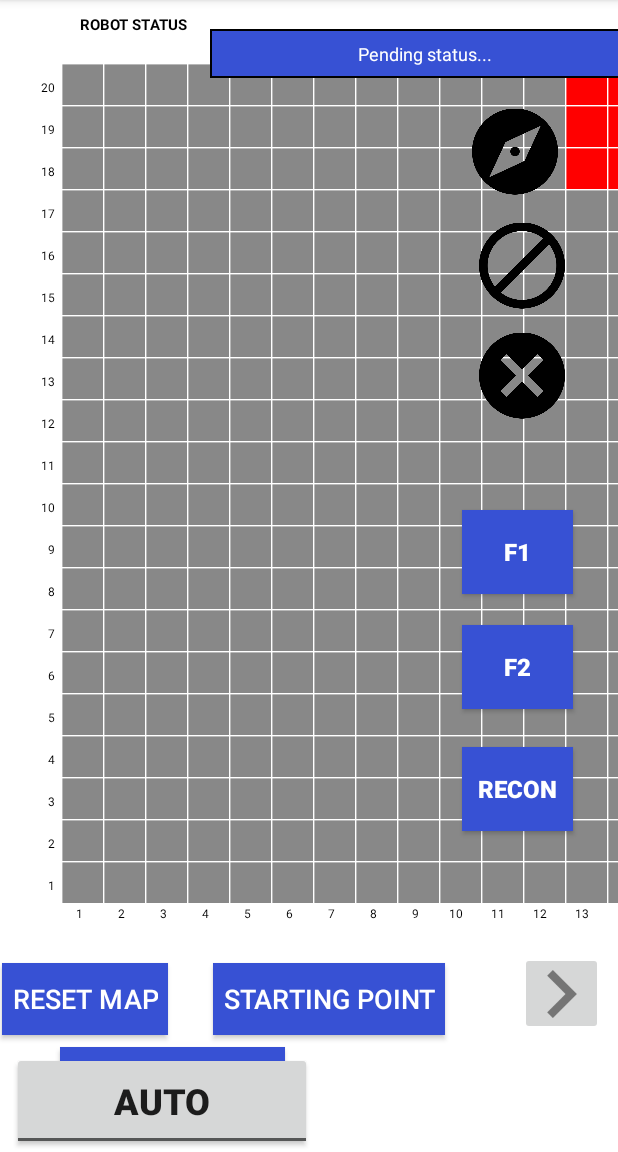
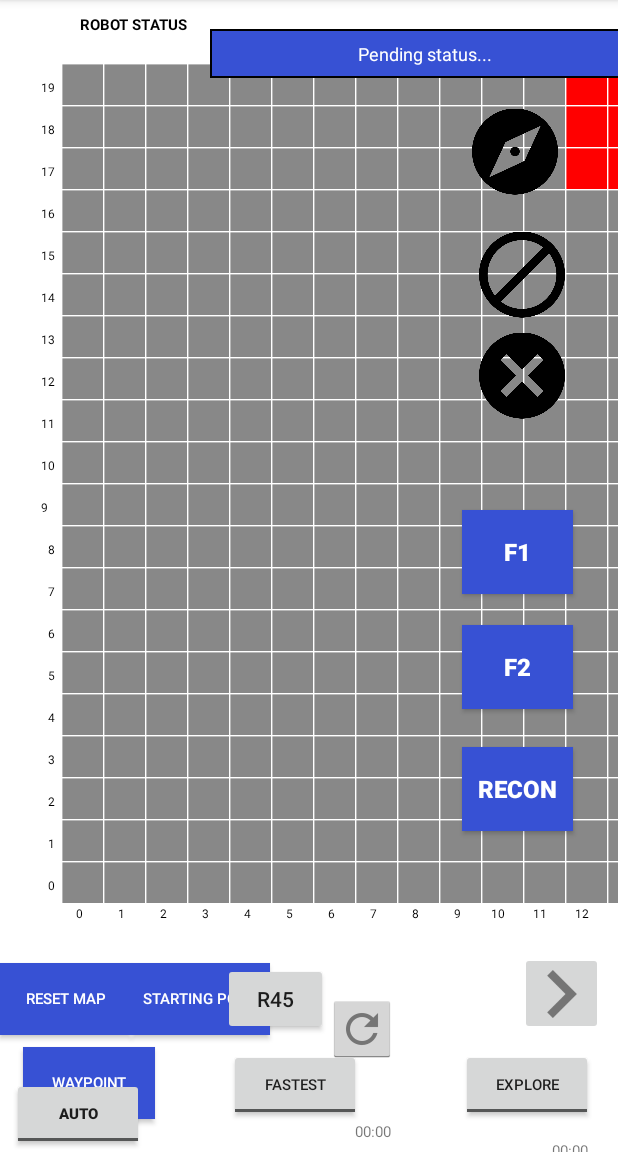
Before and after one commit to GuangWeiNgoh/MDP_11, an Android app: the screen it shows after launch (MainActivity), on a phone screen of 412 x 824 dp, the part 84-1236 px from its top. Run offline under Robolectric (Android 15) with nearby library versions, the phone set to English and light mode, and no system bars.

Commit message:
final without ui

```diff
--- a/app/src/main/res/layout/activity_main.xml
+++ b/app/src/main/res/layout/activity_main.xml
@@ -40,33 +40,41 @@
         app:layout_constraintTop_toTopOf="@+id/toolbar"
         tools:ignore="MissingConstraints" />
     <!--  wrap_content  -->
+    <!--  120 x 45  -->
+    <!--  45 x 45  -->
+
     <TextView
         android:id="@+id/exploreTimeTextView"
+        android:layout_width="77dp"
+        android:layout_height="52dp"
+        android:layout_marginTop="118dp"
+        android:text="@string/default_time"
+        android:textSize="10sp"
+        app:layout_constraintBottom_toBottomOf="parent"
+        app:layout_constraintEnd_toStartOf="@+id/turnLeftImageBtn"
+        app:layout_constraintHorizontal_bias="0.826"
+        app:layout_constraintStart_toEndOf="@+id/fastestTimeTextView"
+        app:layout_constraintTop_toBottomOf="@+id/mapView"
+        app:layout_constraintVertical_bias="0.0" />
+
+    <ToggleButton
+        android:id="@+id/exploreToggleBtn"
         android:layout_width="wrap_content"
         android:layout_height="wrap_content"
-        android:layout_marginStart="8dp"
-        android:layout_marginEnd="8dp"
-        android:text="@string/default_time"
-        android:textSize="26sp"
-        android:visibility="gone"
-        app:layout_constraintEnd_toEndOf="parent"
-        app:layout_constraintStart_toEndOf="@+id/mapView"
-        app:layout_constraintTop_toBottomOf="@+id/exploreTextView" />
-    <!--  120 x 45  -->
-    <ToggleButton
-        android:id="@+id/exploreToggleBtn"
-        android:layout_width="120dp"
-        android:layout_height="45dp"
-        android:layout_marginStart="8dp"
+        android:layout_marginTop="57dp"
         android:gravity="center_vertical"
         android:textAlignment="center"
         android:textOff="@string/explore_button"
+
         android:textOn="STOP"
-        android:textSize="16sp"
-        android:visibility="gone"
-        app:layout_constraintStart_toEndOf="@+id/mapView"
-        app:layout_constraintTop_toBottomOf="@+id/exploreTimeTextView" />
-    <!--  45 x 45  -->
+        android:textSize="10sp"
+        app:layout_constraintBottom_toBottomOf="parent"
+        app:layout_constraintEnd_toStartOf="@+id/turnLeftImageBtn"
+        app:layout_constraintHorizontal_bias="0.496"
+        app:layout_constraintStart_toEndOf="@+id/fastestToggleBtn"
+        app:layout_constraintTop_toBottomOf="@+id/mapView"
+        app:layout_constraintVertical_bias="0.0" />
+
     <ImageButton
         android:id="@+id/exploreResetImageBtn"
         style="@android:style/Widget.Holo.Light.ImageButton"
@@ -78,6 +86,22 @@
         app:layout_constraintTop_toBottomOf="@+id/exploreTimeTextView"
         app:srcCompat="@drawable/ic_refresh" />
     <!--  wrap_content  -->
+
+    <ImageButton
+        android:id="@+id/calibrationBtn"
+        style="@android:style/Widget.Holo.Light.ImageButton"
+        android:layout_width="45dp"
+        android:layout_height="45dp"
+        android:layout_marginTop="21dp"
+        android:layout_marginEnd="148dp"
+        android:layout_marginBottom="52dp"
+        app:layout_constraintBottom_toTopOf="@+id/exploreTimeTextView"
+        app:layout_constraintEnd_toEndOf="parent"
+        app:layout_constraintHorizontal_bias="1.0"
+        app:layout_constraintStart_toEndOf="@+id/setStartPointToggleBtn"
+        app:layout_constraintTop_toBottomOf="@+id/mapView"
+        app:srcCompat="@drawable/ic_refresh" />
+
     <TextView
         android:id="@+id/fastestTextView"
         android:layout_width="wrap_content"
@@ -92,33 +116,39 @@
         app:layout_constraintStart_toEndOf="@+id/mapView"
         app:layout_constraintTop_toBottomOf="@+id/exploreToggleBtn" />
     <!--  wrap_content  -->
+    <!--  120 x 45  -->
+    <!--  45 x 45  -->
+
     <TextView
         android:id="@+id/fastestTimeTextView"
+        android:layout_width="48dp"
+        android:layout_height="56dp"
+        android:layout_marginStart="59dp"
+        android:text="@string/default_time"
+        android:textSize="10sp"
+        app:layout_constraintBottom_toBottomOf="parent"
+        app:layout_constraintEnd_toStartOf="@+id/moveBackwardImageBtn"
+        app:layout_constraintHorizontal_bias="0.292"
+        app:layout_constraintStart_toEndOf="@+id/manualAutoToggleBtn"
+        app:layout_constraintTop_toBottomOf="@+id/fastestToggleBtn"
+        app:layout_constraintVertical_bias="0.0" />
+
+    <ToggleButton
+        android:id="@+id/fastestToggleBtn"
         android:layout_width="wrap_content"
         android:layout_height="wrap_content"
-        android:layout_marginStart="8dp"
-        android:layout_marginEnd="8dp"
-        android:text="@string/default_time"
-        android:textSize="26sp"
-        android:visibility="gone"
-        app:layout_constraintEnd_toEndOf="parent"
-        app:layout_constraintStart_toEndOf="@+id/mapView"
-        app:layout_constraintTop_toBottomOf="@+id/fastestTextView" />
-    <!--  120 x 45  -->
-    <ToggleButton
-        android:id="@+id/fastestToggleBtn"
-        android:layout_width="120dp"
-        android:layout_height="45dp"
-        android:layout_marginStart="8dp"
+        android:layout_marginStart="49dp"
+        android:layout_marginTop="9dp"
         android:gravity="center_vertical"
         android:textAlignment="center"
         android:textOff="@string/fastest_button"
         android:textOn="STOP"
-        android:textSize="16sp"
-        android:visibility="gone"
-        app:layout_constraintStart_toEndOf="@+id/mapView"
-        app:layout_constraintTop_toBottomOf="@+id/fastestTimeTextView" />
-    <!--  45 x 45  -->
+        android:textSize="10sp"
+        app:layout_constraintEnd_toStartOf="@+id/turnLeftImageBtn"
+        app:layout_constraintHorizontal_bias="0.0"
+        app:layout_constraintStart_toEndOf="@+id/setWaypointToggleBtn"
+        app:layout_constraintTop_toBottomOf="@+id/setStartPointToggleBtn" />
+
     <ImageButton
         android:id="@+id/fastestResetImageBtn"
         style="@android:style/Widget.Holo.Light.ImageButton"
@@ -139,8 +169,8 @@
         android:layout_marginEnd="24dp"
         android:layout_marginBottom="15dp"
         android:text="@string/robot_status_title"
+        android:textAlignment="center"
         android:textColor="@color/colorBlack"
-        android:textAlignment="center"
         android:textSize="10dp"
         android:textStyle="bold"
         app:layout_constraintBottom_toTopOf="@+id/mapView"
@@ -157,8 +187,8 @@
         android:layout_height="wrap_content"
         android:layout_marginStart="140dp"
         android:layout_marginTop="75dp"
+        android:background="@drawable/border"
         android:padding="8dp"
-        android:background="@drawable/border"
         android:scrollbars="vertical"
         android:text="Pending status..."
         android:textAlignment="center"
@@ -185,6 +215,9 @@
         app:layout_constraintTop_toTopOf="@+id/turnRightImageBtn" />
     <!--  wrap_content  -->
     <!--  210 x wrap_content  -->
+
+    <!--  150 x wrap_content  -->
+
     <Button
         android:id="@+id/resetMapBtn"
         android:layout_width="wrap_content"
@@ -196,13 +229,13 @@
         android:text="@string/reset_map_button"
         android:textAlignment="center"
         android:textColor="@color/colorWhite"
-        android:textSize="18sp"
+        android:textSize="10sp"
         app:layout_constraintEnd_toStartOf="@+id/setStartPointToggleBtn"
-        app:layout_constraintHorizontal_bias="1.0"
+        app:layout_constraintHorizontal_bias="0.258"
         app:layout_constraintStart_toStartOf="parent"
         app:layout_constraintTop_toBottomOf="@+id/mapView" />
 
-    <!--  150 x wrap_content  -->
+    <!--  30 x 40  -->
 
     <ToggleButton
         android:id="@+id/setStartPointToggleBtn"
@@ -216,17 +249,15 @@
         android:textColor="@color/colorWhite"
         android:textOff="@string/set_start_point_button"
         android:textOn="CANCEL"
-        android:textSize="18sp"
+        android:textSize="10sp"
         app:layout_constraintEnd_toEndOf="parent"
-        app:layout_constraintHorizontal_bias="0.555"
+        app:layout_constraintHorizontal_bias="0.264"
         app:layout_constraintStart_toStartOf="parent"
         app:layout_constraintTop_toBottomOf="@+id/mapView" />
 
-    <!--  30 x 40  -->
-
     <ToggleButton
         android:id="@+id/setWaypointToggleBtn"
-        android:layout_width="150dp"
+        android:layout_width="wrap_content"
         android:layout_height="wrap_content"
         android:layout_marginTop="8dp"
         android:background="@color/colorAccent"
@@ -234,9 +265,9 @@
         android:textColor="@color/colorWhite"
         android:textOff="@string/set_waypoint_button"
         android:textOn="CANCEL"
-        android:textSize="18sp"
+        android:textSize="10sp"
         app:layout_constraintEnd_toStartOf="@+id/turnLeftImageBtn"
-        app:layout_constraintHorizontal_bias="0.127"
+        app:layout_constraintHorizontal_bias="0.041"
         app:layout_constraintStart_toStartOf="parent"
         app:layout_constraintTop_toBottomOf="@+id/setStartPointToggleBtn" />
 
@@ -323,12 +354,12 @@
         android:id="@+id/directionChangeImageBtn"
         android:layout_width="57dp"
         android:layout_height="67dp"
-        android:scaleType="fitCenter"
         android:layout_marginStart="8dp"
         android:layout_marginTop="200dp"
         android:layout_marginEnd="40dp"
         android:layout_marginBottom="8dp"
         android:background="@null"
+        android:scaleType="fitCenter"
         app:layout_constraintBottom_toTopOf="@+id/exploredImageBtn"
         app:layout_constraintEnd_toEndOf="parent"
         app:layout_constraintHorizontal_bias="1.0"
@@ -359,15 +390,14 @@
         android:layout_marginStart="8dp"
         android:layout_marginTop="8dp"
         android:layout_marginEnd="28dp"
-        android:layout_marginBottom="0dp"
         android:background="@null"
         android:scaleType="fitCenter"
         app:layout_constraintBottom_toTopOf="@+id/clearImageBtn"
         app:layout_constraintEnd_toEndOf="parent"
-        app:layout_constraintHorizontal_bias="0.977"
+        app:layout_constraintHorizontal_bias="0.976"
         app:layout_constraintStart_toStartOf="parent"
         app:layout_constraintTop_toTopOf="@+id/fastestResetImageBtn"
-        app:layout_constraintVertical_bias="0.968"
+        app:layout_constraintVertical_bias="1.0"
         app:srcCompat="@drawable/icon_obstacle" />
 
     <ImageButton
@@ -447,14 +477,14 @@
 
     <ToggleButton
         android:id="@+id/manualAutoToggleBtn"
-        android:layout_width="200dp"
-        android:layout_height="65dp"
+        android:layout_width="wrap_content"
+        android:layout_height="wrap_content"
         android:layout_marginStart="8dp"
         android:layout_marginBottom="1dp"
         android:textAlignment="center"
         android:textOff="AUTO"
         android:textOn="MANUAL"
-        android:textSize="24sp"
+        android:textSize="10sp"
         android:textStyle="bold"
         app:layout_constraintBottom_toBottomOf="parent"
         app:layout_constraintStart_toStartOf="parent" />
@@ -547,4 +577,25 @@
         app:layout_constraintEnd_toEndOf="parent"
         app:layout_constraintTop_toBottomOf="@+id/moveForwardImageBtn"
         app:srcCompat="@drawable/ic_arrow_move_right" />
+
+    <Button
+        android:id="@+id/left45Btn"
+        android:layout_width="70dp"
+        android:layout_height="wrap_content"
+        android:layout_marginStart="3dp"
+        android:layout_marginEnd="0dp"
+        android:text="L45"
+        app:layout_constraintEnd_toStartOf="@+id/right45Btn"
+        app:layout_constraintStart_toEndOf="@+id/setStartPointToggleBtn"
+        app:layout_constraintTop_toBottomOf="@+id/mapView" />
+
+    <Button
+        android:id="@+id/right45Btn"
+        android:layout_width="70dp"
+        android:layout_height="wrap_content"
+        android:layout_marginBottom="9dp"
+        android:text="R45"
+        app:layout_constraintBottom_toTopOf="@+id/exploreToggleBtn"
+        app:layout_constraintEnd_toStartOf="@+id/calibrationBtn"
+        app:layout_constraintTop_toBottomOf="@+id/mapView" />
 </android.support.constraint.ConstraintLayout>
```
Also changed, not shown: app/src/main/java/com/android/mdp_11/GridMap.java (+239 -39 lines), app/src/main/java/com/android/mdp_11/MainActivity.java (+115 -17 lines), app/src/main/res/drawable-hdpi/id_1.jpg (added), app/src/main/res/drawable-hdpi/id_10.jpg (added), app/src/main/res/drawable-hdpi/id_11.jpg (added), app/src/main/res/drawable-hdpi/id_12.jpg (added), app/src/main/res/drawable-hdpi/id_13.jpg (added), app/src/main/res/drawable-hdpi/id_14.jpg (added), app/src/main/res/drawable-hdpi/id_15.jpg (added), app/src/main/res/drawable-hdpi/id_2.jpg (added), app/src/main/res/drawable-hdpi/id_3.jpg (added), app/src/main/res/drawable-hdpi/id_4.jpg (added), app/src/main/res/drawable-hdpi/id_5.jpg (added), app/src/main/res/drawable-hdpi/id_6.jpg (added), 3 more files.
